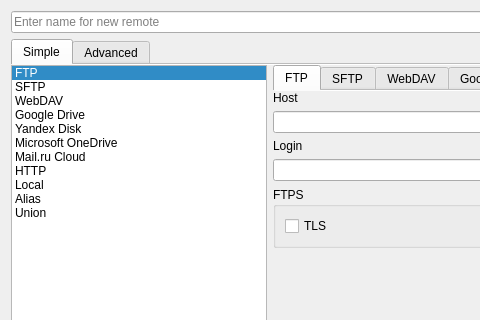
Old version of the form ui/new_remote_window.ui in the repository Communist02/agile; both pictures show x 0 to 480 and y 0 to 320 of the 1080 by 720 pixel window.
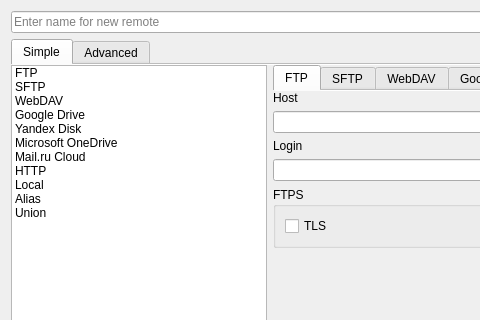
New version of the form.

```diff
--- a/ui/new_remote_window.ui
+++ b/ui/new_remote_window.ui
@@ -64,7 +64,7 @@
           </size>
          </property>
          <property name="currentRow">
-          <number>0</number>
+          <number>-1</number>
          </property>
          <item>
           <property name="text">
```
Left out of the diff: 17 changed lines with no effect on the pictures.
